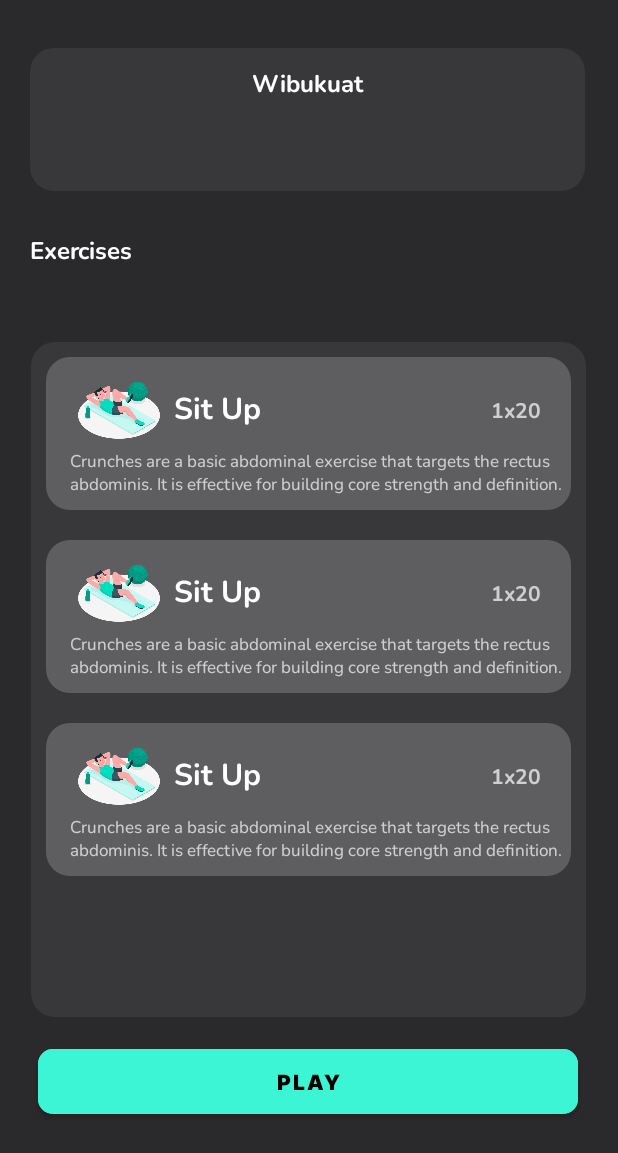
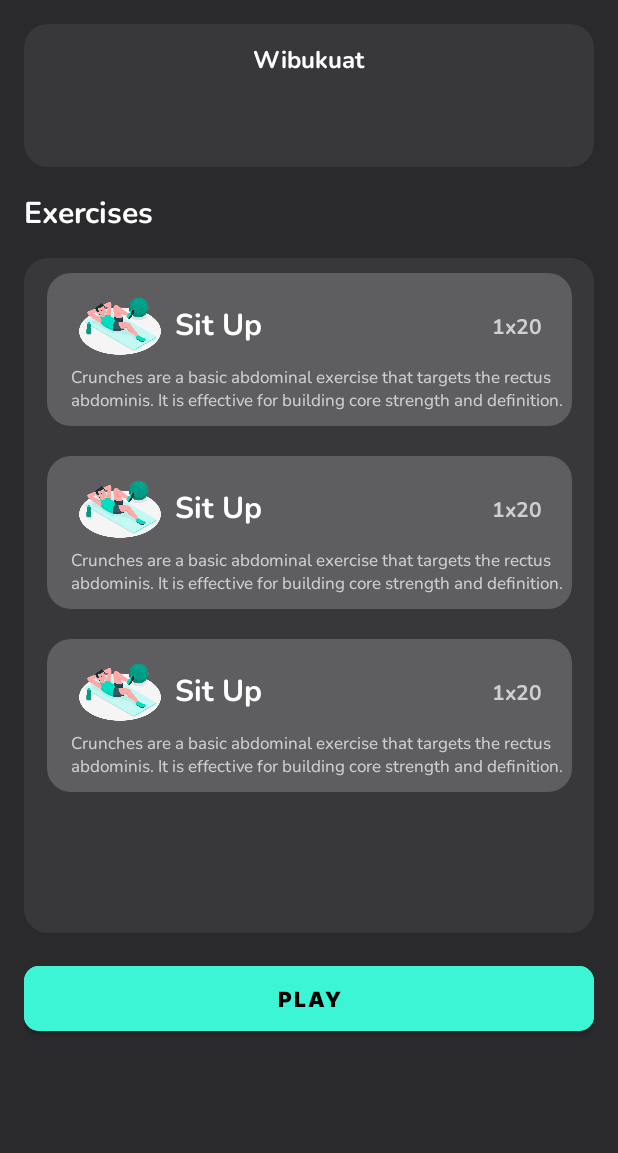
Before and after one commit to FitNest-AI/Mobile-Development-App, an Android app: the layout activity_set.xml on its own in the app's theme, with its tools: preview values and no code run, on a phone screen of 412 x 824 dp. Shown: the top 1153 px of the screen. Run offline under Robolectric (Android 15) with nearby library versions, the phone set to English and light mode, and no system bars.

Commit message:
Update Layout

```diff
--- a/app/src/main/res/layout/activity_set.xml
+++ b/app/src/main/res/layout/activity_set.xml
@@ -7,15 +7,32 @@
     android:background="@color/grey">
 
     <androidx.constraintlayout.widget.ConstraintLayout
+        android:layout_width="match_parent"
+        android:layout_height="match_parent"
+        android:layout_marginStart="16dp"
+        android:layout_marginEnd="16dp"
+        app:layout_constraintEnd_toEndOf="parent"
+        app:layout_constraintStart_toStartOf="parent">
+
+        <TextView
+            android:id="@+id/textView12"
+            android:layout_width="wrap_content"
+            android:layout_height="wrap_content"
+            android:layout_marginTop="16dp"
+            android:fontFamily="@font/nunito_extrabold"
+            android:text="Exercises"
+            android:textColor="@color/white"
+            android:textSize="20sp"
+            app:layout_constraintBottom_toTopOf="@+id/constraintLayout2"
+            app:layout_constraintTop_toBottomOf="@+id/constraintLayout" />
+
+        <androidx.constraintlayout.widget.ConstraintLayout
             android:id="@+id/constraintLayout"
-        android:layout_width="370dp"
+            android:layout_width="match_parent"
             android:layout_height="95dp"
-        android:layout_marginStart="20dp"
-        android:layout_marginTop="32dp"
+            android:layout_marginTop="16dp"
             android:background="@drawable/rounded_background"
             android:backgroundTint="@color/agakgrey"
-        app:layout_constraintEnd_toEndOf="parent"
-        app:layout_constraintHorizontal_bias="0.0"
             app:layout_constraintStart_toStartOf="parent"
             app:layout_constraintTop_toTopOf="parent">
 
@@ -33,53 +50,36 @@
                 app:layout_constraintTop_toTopOf="parent" />
         </androidx.constraintlayout.widget.ConstraintLayout>
 
-    <TextView
-        android:id="@+id/textView12"
-        android:layout_width="wrap_content"
-        android:layout_height="wrap_content"
-        android:layout_marginStart="20dp"
-        android:layout_marginTop="28dp"
-        android:fontFamily="@font/nunito_extrabold"
-        android:text="Exercises"
-        android:textColor="@color/white"
-        android:textSize="16sp"
-        app:layout_constraintStart_toStartOf="parent"
-        app:layout_constraintTop_toBottomOf="@+id/constraintLayout" />
-
         <androidx.constraintlayout.widget.ConstraintLayout
             android:id="@+id/constraintLayout2"
-        android:layout_width="370dp"
+            android:layout_width="match_parent"
             android:layout_height="450dp"
-        android:layout_marginTop="8dp"
-        android:layout_marginBottom="105dp"
+            android:layout_marginTop="16dp"
             android:background="@drawable/rounded_background"
             android:backgroundTint="@color/agakgrey"
-        app:layout_constraintBottom_toBottomOf="parent"
-        app:layout_constraintEnd_toEndOf="parent"
-        app:layout_constraintHorizontal_bias="0.491"
             app:layout_constraintStart_toStartOf="parent"
             app:layout_constraintTop_toBottomOf="@+id/textView12">
 
             <androidx.recyclerview.widget.RecyclerView
                 android:layout_width="match_parent"
                 android:layout_height="match_parent"
-
-            tools:layout_editor_absoluteX="-16dp"
+                app:layout_constraintEnd_toEndOf="parent"
+                tools:layout_editor_absoluteY="160dp"
                 tools:listitem="@layout/exercise_item" />
         </androidx.constraintlayout.widget.ConstraintLayout>
 
         <Button
             android:id="@+id/btn_play"
-        android:layout_width="360dp"
+            android:layout_width="match_parent"
             android:layout_height="55dp"
-        android:layout_marginTop="15dp"
+            android:layout_marginTop="16dp"
             android:backgroundTint="@color/greeen"
             android:fontFamily="@font/inter_black"
             android:text="Play"
             app:cornerRadius="@dimen/btn_corner"
             app:layout_constraintEnd_toEndOf="parent"
-        app:layout_constraintHorizontal_bias="0.491"
             app:layout_constraintStart_toStartOf="parent"
             app:layout_constraintTop_toBottomOf="@+id/constraintLayout2" />
+    </androidx.constraintlayout.widget.ConstraintLayout>
 
 </androidx.constraintlayout.widget.ConstraintLayout>
```
Also changed, not shown: app/src/main/java/com/example/fitnestapp/ui/camera/CameraActivity.kt (+22 -1 lines), app/src/main/res/layout/activity_camera.xml (+6 -4 lines). Lines whose indentation alone changed are shown as unchanged.
